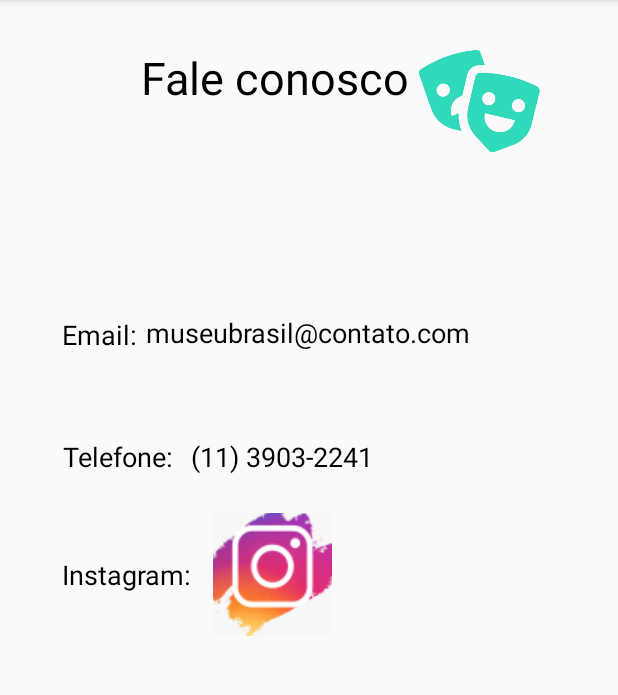
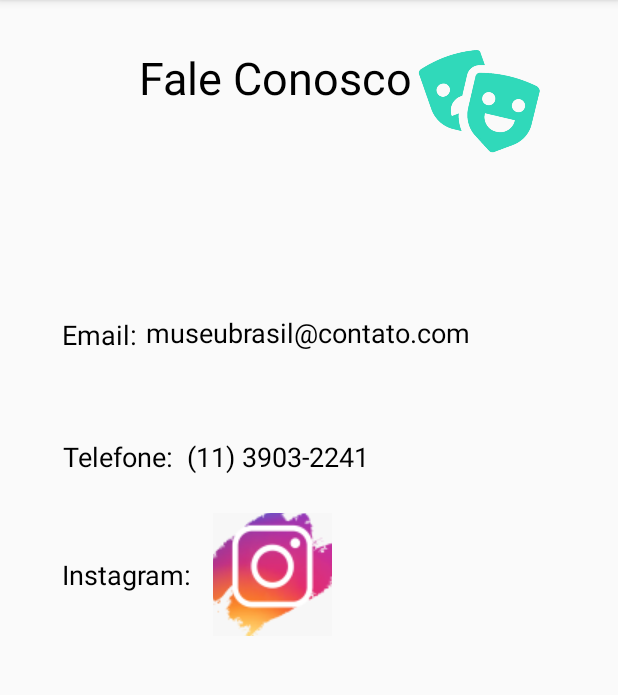
Before and after one commit to FehVicin/MuseuDaora, an Android app: the faleconosco screen opened directly, with no data from a screen before it, on a phone screen of 412 x 824 dp, the part 84-779 px from its top. Run offline under Robolectric (Android 15) with nearby library versions, the phone set to English and light mode, and no system bars.

Commit message:
upload app

```diff
--- a/app/src/main/res/layout/activity_faleconosco.xml
+++ b/app/src/main/res/layout/activity_faleconosco.xml
@@ -7,9 +7,10 @@
     tools:context=".faleconosco">
 
     <ImageView
-        android:id="@+id/imageView6"
+        android:id="@+id/imgicone3"
         android:layout_width="90dp"
         android:layout_height="99dp"
+        android:contentDescription="@string/imgicone3"
         app:layout_constraintBottom_toBottomOf="parent"
         app:layout_constraintEnd_toEndOf="parent"
         app:layout_constraintHorizontal_bias="0.85"
@@ -19,10 +20,10 @@
         app:srcCompat="@drawable/teatropng2" />
 
     <TextView
-        android:id="@+id/textView3"
+        android:id="@+id/txtfale2"
         android:layout_width="wrap_content"
         android:layout_height="wrap_content"
-        android:text="Fale conosco"
+        android:text="@string/txtfale2"
         android:textColor="@android:color/black"
         android:textSize="30sp"
         app:layout_constraintBottom_toBottomOf="parent"
@@ -33,10 +34,10 @@
         app:layout_constraintVertical_bias="0.043" />
 
     <TextView
-        android:id="@+id/textView4"
+        android:id="@+id/txtemail"
         android:layout_width="wrap_content"
         android:layout_height="wrap_content"
-        android:text="Email:"
+        android:text="@string/txtemail"
         android:textColor="@android:color/black"
         android:textSize="18sp"
         app:layout_constraintBottom_toBottomOf="parent"
@@ -47,10 +48,10 @@
         app:layout_constraintVertical_bias="0.283" />
 
     <TextView
-        android:id="@+id/textView5"
+        android:id="@+id/txttelefone"
         android:layout_width="wrap_content"
         android:layout_height="wrap_content"
-        android:text="Telefone:"
+        android:text="@string/txttelefone"
         android:textColor="@android:color/black"
         android:textSize="18sp"
         app:layout_constraintBottom_toBottomOf="parent"
@@ -61,10 +62,10 @@
         app:layout_constraintVertical_bias="0.393" />
 
     <TextView
-        android:id="@+id/textView6"
+        android:id="@+id/txtinsta"
         android:layout_width="wrap_content"
         android:layout_height="wrap_content"
-        android:text="Instagram:"
+        android:text="@string/txtinsta"
         android:textColor="@android:color/black"
         android:textSize="18sp"
         app:layout_constraintBottom_toBottomOf="parent"
@@ -75,10 +76,10 @@
         app:layout_constraintVertical_bias="0.499" />
 
     <TextView
-        android:id="@+id/textView8"
+        android:id="@+id/txtemail2"
         android:layout_width="wrap_content"
         android:layout_height="wrap_content"
-        android:text="museubrasil@contato.com"
+        android:text="@string/txtemail2"
         android:textColor="@android:color/black"
         android:textSize="18sp"
         app:layout_constraintBottom_toBottomOf="parent"
@@ -89,23 +90,24 @@
         app:layout_constraintVertical_bias="0.282" />
 
     <TextView
-        android:id="@+id/textView9"
+        android:id="@+id/txttelefone2"
         android:layout_width="wrap_content"
         android:layout_height="wrap_content"
-        android:text="(11) 3903-2241"
+        android:text="@string/txttelefone2"
         android:textColor="@android:color/black"
         android:textSize="18sp"
         app:layout_constraintBottom_toBottomOf="parent"
         app:layout_constraintEnd_toEndOf="parent"
-        app:layout_constraintHorizontal_bias="0.437"
+        app:layout_constraintHorizontal_bias="0.43"
         app:layout_constraintStart_toStartOf="parent"
         app:layout_constraintTop_toTopOf="parent"
         app:layout_constraintVertical_bias="0.393" />
 
     <ImageButton
-        android:id="@+id/imageButton8"
+        android:id="@+id/btninsta"
         android:layout_width="79dp"
         android:layout_height="82dp"
+        android:contentDescription="@string/btninsta"
         app:layout_constraintBottom_toBottomOf="parent"
         app:layout_constraintEnd_toEndOf="parent"
         app:layout_constraintHorizontal_bias="0.427"
```
Also changed, not shown: app/src/main/java/com/example/appmuseu/MainActivity.java (+20 -0 lines), app/src/main/java/com/example/appmuseu/faleconosco.java (+6 -1 lines), app/src/main/res/layout/activity_exibicoes.xml (+19 -10 lines), app/src/main/res/layout/activity_galeria.xml (+15 -10 lines), app/src/main/res/layout/activity_horario.xml (+6 -5 lines), app/src/main/res/layout/activity_local.xml (+8 -6 lines), app/src/main/res/layout/activity_main.xml (+24 -14 lines), app/src/main/res/values/strings.xml (+67 -0 lines).
